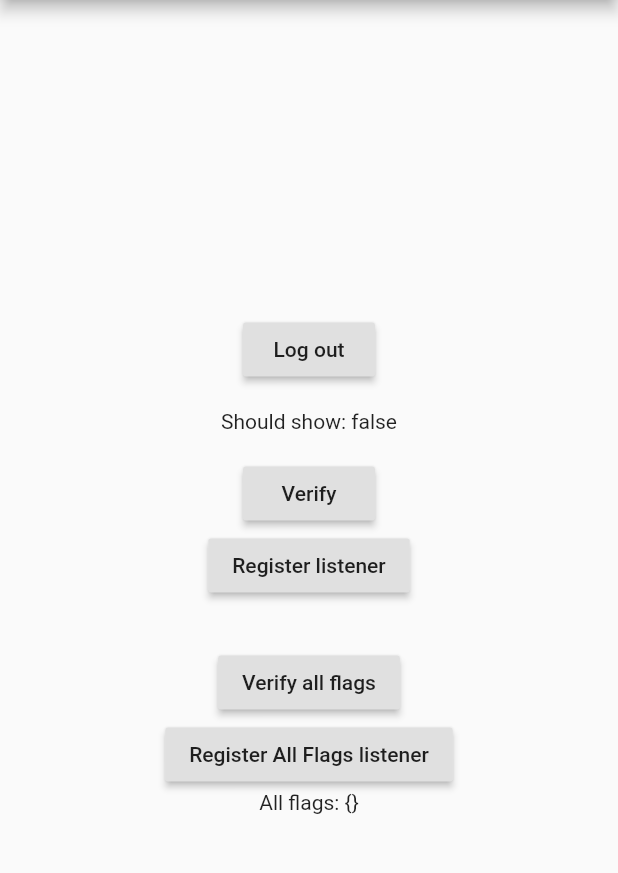
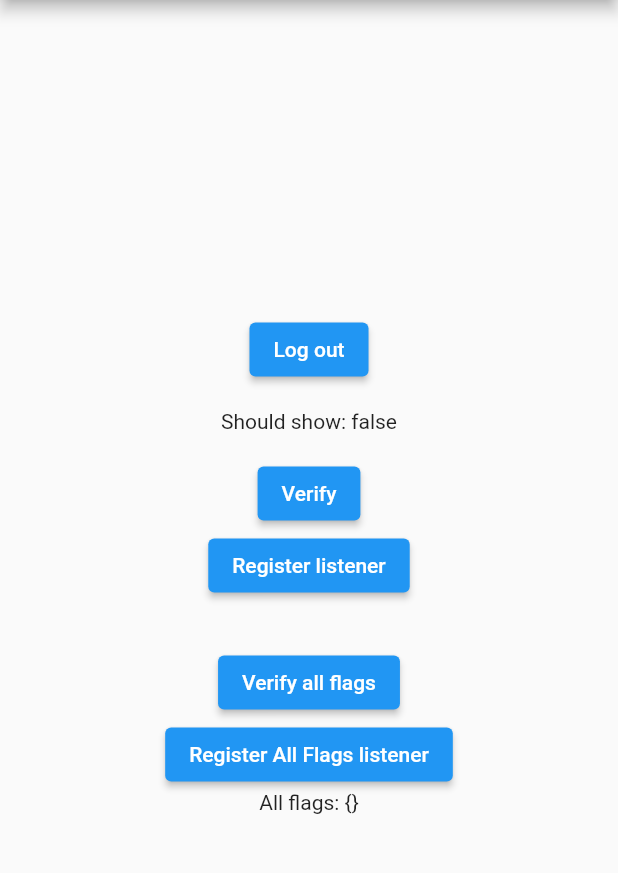
Before and after one commit to andre-paraense/launchdarkly_flutter, a Flutter app: the screen it shows after launch, on a phone screen of 412 x 824 dp, the part 84-957 px from its top. Run offline on Flutter 3.47's test engine with Material 2 defaults, Android fonts, the phone set to English and light mode, and no system bars.

Commit message:
Preparing new version changes before null safety migration

```diff
--- a/example/lib/main.dart
+++ b/example/lib/main.dart
@@ -64,19 +64,19 @@ class _MyAppState extends State<MyApp> {
             children: <Widget>[
               Padding(
                 padding: const EdgeInsets.only(bottom: 16),
-                child: RaisedButton(
+                child: ElevatedButton(
                   onPressed: _onLoginToggleClick,
                   child: Text(_isLoggedIn ? 'Log out' : 'Log in'),
                 ),
               ),
               Text('Should show: $_shouldShow\n'),
-              RaisedButton(
+              ElevatedButton(
                 onPressed: () async {
                   _verifyFlag(flagKey);
                 },
                 child: Text('Verify'),
               ),
-              RaisedButton(
+              ElevatedButton(
                 onPressed: () async {
                   if (_listenerRegistered) {
                     try {
@@ -109,13 +109,13 @@ class _MyAppState extends State<MyApp> {
                     : 'Register listener'),
               ),
               SizedBox(height: 30.0),
-              RaisedButton(
+              ElevatedButton(
                 onPressed: () async {
                   _verifyAllFlags([]);
                 },
                 child: Text('Verify all flags'),
               ),
-              RaisedButton(
+              ElevatedButton(
                 onPressed: () async {
                   if (_listenerAllFlagsRegistered) {
                     try {
--- a/example/pubspec.yaml
+++ b/example/pubspec.yaml
@@ -9,7 +9,7 @@ dependencies:
   flutter:
     sdk: flutter
 
-  cupertino_icons: ^0.1.2
+  cupertino_icons: 1.0.2
 
 dev_dependencies:
   flutter_test:
--- a/pubspec.yaml
+++ b/pubspec.yaml
@@ -1,6 +1,6 @@
 name: launchdarkly_flutter
 description: This is a LaunchDarkly SDK for Flutter, for anyone willing to use LaunchDarkly in a Flutter app.
-version: 0.6.0
+version: 1.0.0
 homepage: https://github.com/andre-paraense/launchdarkly_flutter
 issue_tracker: https://github.com/andre-paraense/launchdarkly_flutter/issues
 
```
Also changed, not shown: 7 other files.
